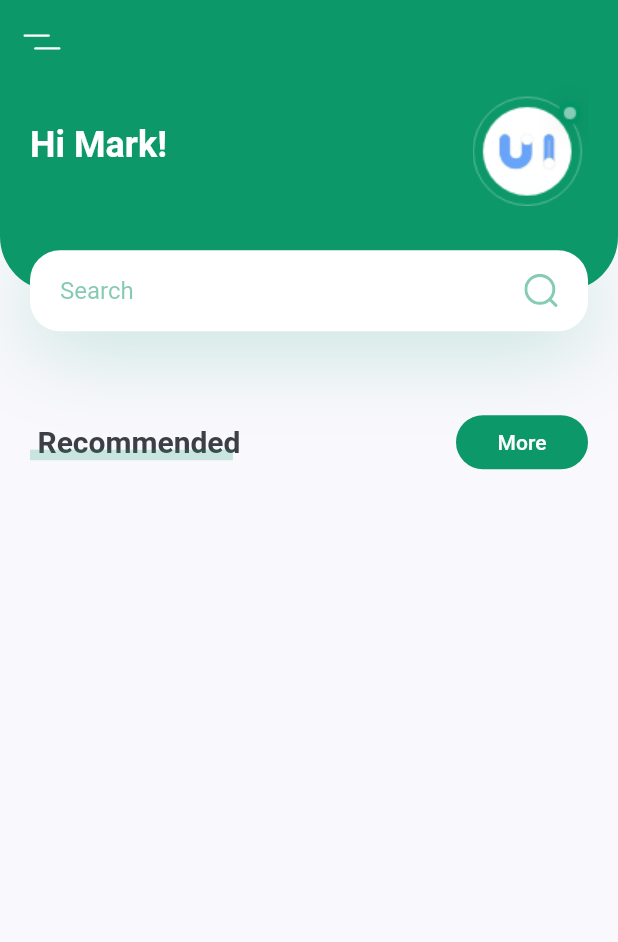
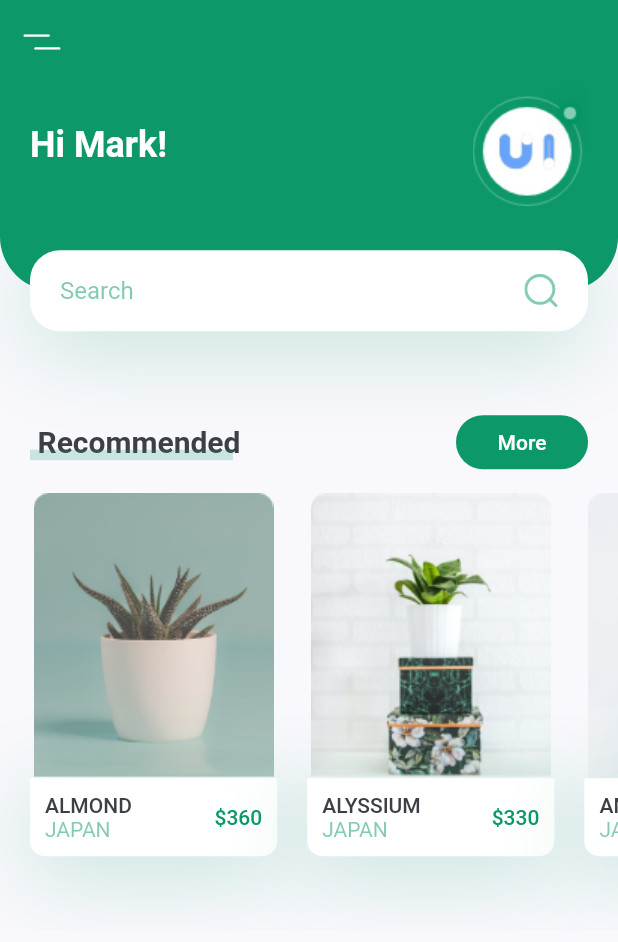
Before and after one commit to everas7/plant-app, a Flutter app: the screen it shows after launch, on a phone screen of 412 x 824 dp. Shown: the top 942 px of the screen. Run offline on Flutter 3.47's test engine with Material 2 defaults, Android fonts, the phone set to English and light mode, and no system bars; our stand-ins replace flutter_svg.

Commit message:
Adds recommended plants to homescreen

```diff
--- /dev/null
+++ b/lib/components/recommended_plant_card.dart
@@ -0,0 +1,80 @@
+import 'package:flutter/material.dart';
+
+import 'package:plant_app/constants.dart' as Constants;
+
+class RecommendedPlantCard extends StatelessWidget {
+  const RecommendedPlantCard({
+    Key key,
+    @required this.image,
+    @required this.title,
+    @required this.country,
+    @required this.price,
+    this.onTap,
+  }) : super(key: key);
+
+  final String image, title, country;
+  final int price;
+  final Function onTap;
+
+  @override
+  Widget build(BuildContext context) {
+    Size size = MediaQuery.of(context).size;
+    return Container(
+      margin: EdgeInsets.only(
+        left: Constants.DEFAULT_PADDING,
+        top: Constants.DEFAULT_PADDING / 2,
+        bottom: Constants.DEFAULT_PADDING * 2.5,
+      ),
+      width: size.width * 0.4,
+      child: GestureDetector(
+        onTap: onTap,
+        child: Column(
+          children: <Widget>[
+            Image.asset(image),
+            Container(
+                padding: EdgeInsets.all(Constants.DEFAULT_PADDING / 2),
+                decoration: BoxDecoration(
+                  color: Colors.white,
+                  boxShadow: [
+                    BoxShadow(
+                      offset: Offset(0, 10),
+                      blurRadius: 50,
+                      color: Constants.PRIMARY_COLOR.withOpacity(0.23),
+                    ),
+                  ],
+                  borderRadius: BorderRadius.only(
+                    bottomLeft: Radius.circular(10),
+                    bottomRight: Radius.circular(10),
+                  ),
+                ),
+                child: Row(
+                  children: <Widget>[
+                    RichText(
+                      text: TextSpan(children: [
+                        TextSpan(
+                          text: "$title\n".toUpperCase(),
+                          style: Theme.of(context).textTheme.button,
+                        ),
+                        TextSpan(
+                          text: country.toUpperCase(),
+                          style: TextStyle(
+                            color: Constants.PRIMARY_COLOR.withOpacity(0.5),
+                          ),
+                        )
+                      ]),
+                    ),
+                    Spacer(),
+                    Text(
+                      "\$$price",
+                      style: Theme.of(context).textTheme.button.copyWith(
+                            color: Constants.PRIMARY_COLOR,
+                          ),
+                    )
+                  ],
+                ))
+          ],
+        ),
+      ),
+    );
+  }
+}
--- a/lib/screens/home/components/home_body.dart
+++ b/lib/screens/home/components/home_body.dart
@@ -1,6 +1,7 @@
 import 'package:flutter/material.dart';
 
 import 'package:plant_app/constants.dart' as Constants;
+import 'package:plant_app/screens/home/components/recommended_plants.dart';
 import 'header_with_search.dart';
 import 'package:plant_app/components/title_with_more_button.dart';
 
@@ -15,7 +16,8 @@ class HomeBody extends StatelessWidget {
           TitleWithMoreButton(
             title: 'Recommended',
             onPressed: () {},
-          )
+          ),
+          RecommendedPlants(),
         ],
       ),
     );
--- /dev/null
+++ b/lib/screens/home/components/recommended_plants.dart
@@ -0,0 +1,41 @@
+import 'package:flutter/material.dart';
+
+import 'package:plant_app/components/recommended_plant_card.dart';
+
+class RecommendedPlants extends StatelessWidget {
+  const RecommendedPlants({
+    Key key,
+  }) : super(key: key);
+
+  @override
+  Widget build(BuildContext context) {
+    return SingleChildScrollView(
+      scrollDirection: Axis.horizontal,
+      child: Row(
+        children: [
+          RecommendedPlantCard(
+            image: "assets/images/image_1.png",
+            title: "Almond",
+            country: "Japan",
+            price: 360,
+            onTap: () {},
+          ),
+          RecommendedPlantCard(
+            image: "assets/images/image_2.png",
+            title: "Alyssium",
+            country: "Japan",
+            price: 330,
+            onTap: () {},
+          ),
+          RecommendedPlantCard(
+            image: "assets/images/image_3.png",
+            title: "Ambassador",
+            country: "Japan",
+            price: 380,
+            onTap: () {},
+          ),
+        ],
+      ),
+    );
+  }
+}
```
